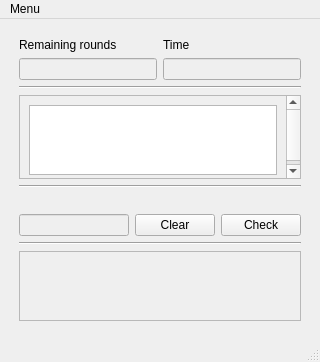
The window that layouts/master_mind_main_gui.ui (Kiciohub/KicioMind) describes before a commit, drawn with Qt 5.
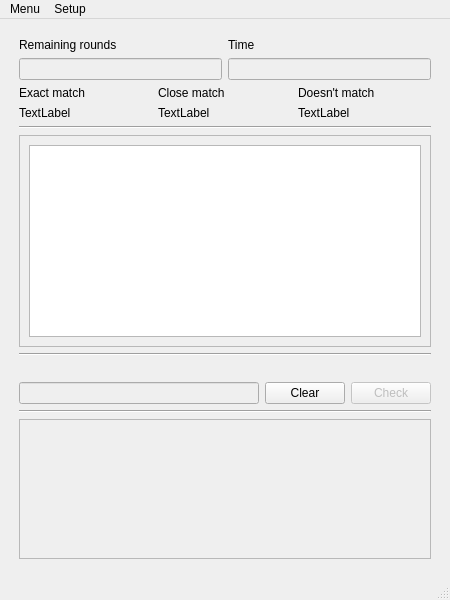
The same window after the commit.

What changed in the file:
```diff
--- a/layouts/master_mind_main_gui.ui
+++ b/layouts/master_mind_main_gui.ui
@@ -6,10 +6,16 @@
    <rect>
     <x>0</x>
     <y>0</y>
-    <width>320</width>
-    <height>362</height>
+    <width>450</width>
+    <height>600</height>
    </rect>
   </property>
+  <property name="minimumSize">
+   <size>
+    <width>450</width>
+    <height>600</height>
+   </size>
+  </property>
   <property name="windowTitle">
    <string>MainWindow</string>
   </property>
@@ -31,6 +37,13 @@
       </property>
       <item>
        <layout class="QGridLayout" name="gridLayout_3">
+        <item row="2" column="1">
+         <widget class="QLineEdit" name="time_count_lineEdit">
+          <property name="enabled">
+           <bool>false</bool>
+          </property>
+         </widget>
+        </item>
         <item row="2" column="0">
          <widget class="QLineEdit" name="round_count_lineEdit">
           <property name="enabled">
@@ -38,13 +51,6 @@
           </property>
          </widget>
         </item>
-        <item row="1" column="0">
-         <widget class="QLabel" name="label_2">
-          <property name="text">
-           <string>Remaining rounds</string>
-          </property>
-         </widget>
-        </item>
         <item row="1" column="1">
          <widget class="QLabel" name="label_3">
           <property name="text">
@@ -52,10 +58,56 @@
           </property>
          </widget>
         </item>
-        <item row="2" column="1">
-         <widget class="QLineEdit" name="time_count_lineEdit">
-          <property name="enabled">
-           <bool>false</bool>
+        <item row="1" column="0">
+         <widget class="QLabel" name="label_2">
+          <property name="text">
+           <string>Remaining rounds</string>
+          </property>
+         </widget>
+        </item>
+       </layout>
+      </item>
+      <item>
+       <layout class="QGridLayout" name="gridLayout_2">
+        <item row="0" column="0">
+         <widget class="QLabel" name="label">
+          <property name="text">
+           <string>Exact match</string>
+          </property>
+         </widget>
+        </item>
+        <item row="0" column="1">
+         <widget class="QLabel" name="label_6">
+          <property name="text">
+           <string>Close match</string>
+          </property>
+         </widget>
+        </item>
+        <item row="0" column="2">
+         <widget class="QLabel" name="label_5">
+          <property name="text">
+           <string>Doesn't match</string>
+          </property>
+         </widget>
+        </item>
+        <item row="1" column="0">
+         <widget class="QLabel" name="correct_icon_label">
+          <property name="text">
+           <string>TextLabel</string>
+          </property>
+         </widget>
+        </item>
+        <item row="1" column="1">
+         <widget class="QLabel" name="close_icon_label">
+          <property name="text">
+           <string>TextLabel</string>
+          </property>
+         </widget>
+        </item>
+        <item row="1" column="2">
+         <widget class="QLabel" name="incorrect_icon_label">
+          <property name="text">
+           <string>TextLabel</string>
           </property>
          </widget>
         </item>
@@ -78,8 +130,8 @@
           <rect>
            <x>0</x>
            <y>0</y>
-           <width>286</width>
-           <height>129</height>
+           <width>416</width>
+           <height>206</height>
           </rect>
          </property>
          <layout class="QVBoxLayout" name="verticalLayout_4">
@@ -134,7 +186,7 @@
         <item>
          <widget class="QPushButton" name="player_input_send_button">
           <property name="enabled">
-           <bool>true</bool>
+           <bool>false</bool>
           </property>
           <property name="text">
            <string>Check</string>
@@ -160,8 +212,8 @@
           <rect>
            <x>0</x>
            <y>0</y>
-           <width>286</width>
-           <height>49</height>
+           <width>416</width>
+           <height>180</height>
           </rect>
          </property>
          <layout class="QVBoxLayout" name="verticalLayout_6">
@@ -185,7 +237,7 @@
     <rect>
      <x>0</x>
      <y>0</y>
-     <width>320</width>
+     <width>450</width>
      <height>17</height>
     </rect>
    </property>
@@ -196,7 +248,15 @@
     <addaction name="new_game_action"/>
     <addaction name="quit_action"/>
    </widget>
+   <widget class="QMenu" name="menuSetup_2">
+    <property name="title">
+     <string>Setup</string>
+    </property>
+    <addaction name="style_standard_action_2"/>
+    <addaction name="style_unicorn_action"/>
+   </widget>
    <addaction name="menumenu"/>
+   <addaction name="menuSetup_2"/>
   </widget>
   <widget class="QStatusBar" name="statusbar"/>
   <action name="new_game_action">
@@ -212,6 +272,31 @@
     <string>Quit</string>
    </property>
   </action>
+  <action name="actionStyle">
+   <property name="text">
+    <string>Style</string>
+   </property>
+  </action>
+  <action name="style_standard_action">
+   <property name="text">
+    <string>Standard</string>
+   </property>
+  </action>
+  <action name="action_unicorn">
+   <property name="text">
+    <string>Unicorn</string>
+   </property>
+  </action>
+  <action name="style_standard_action_2">
+   <property name="text">
+    <string>Standard</string>
+   </property>
+  </action>
+  <action name="style_unicorn_action">
+   <property name="text">
+    <string>Unicorn</string>
+   </property>
+  </action>
  </widget>
  <resources/>
  <connections/>
```
